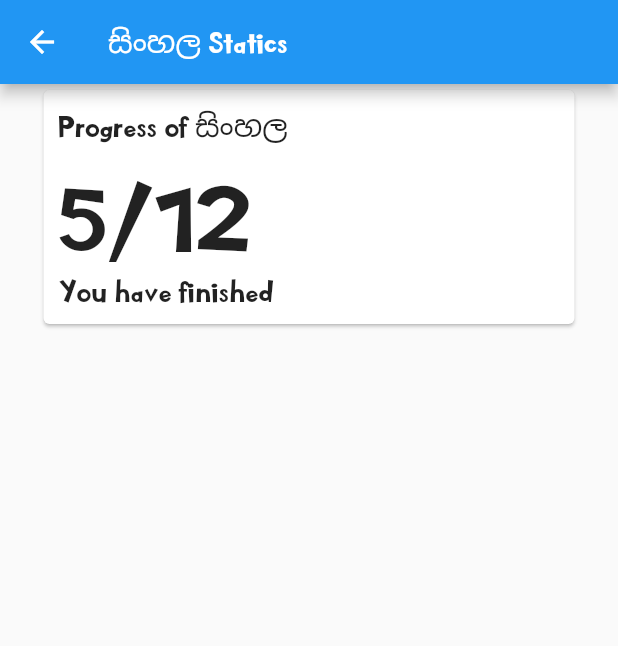
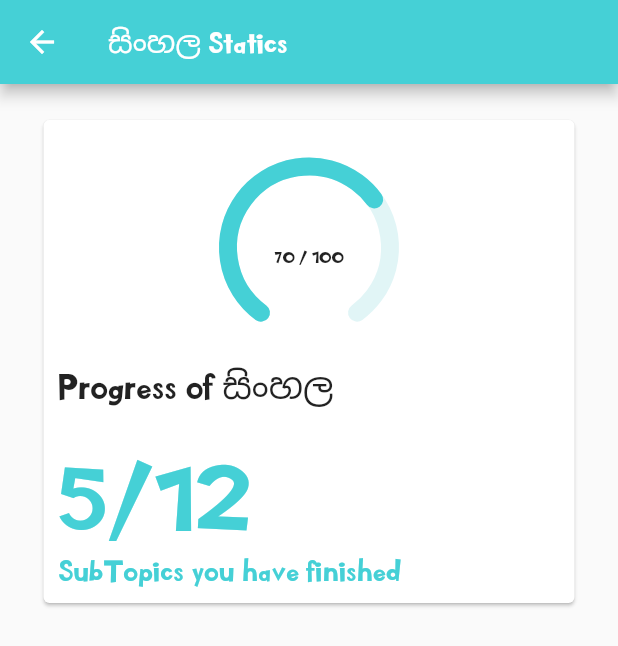
Before and after one commit to Dinamu-Paha/Mobile-app, a Flutter app: the SubjectStats screen opened directly, on a phone screen of 412 x 824 dp. Shown: the top 646 px of the screen. Run offline on Flutter 3.47's test engine with Material 2 defaults, Android fonts, the phone set to English and light mode, and no system bars; drawn by our look-alikes of syncfusion_flutter_gauges; our stand-ins replace charts_flutter, date_field.

Commit message:
Subject stat page

```diff
--- a/dinamu_paha/lib/Screens/home.dart
+++ b/dinamu_paha/lib/Screens/home.dart
@@ -1,8 +1,4 @@
 import 'package:dinamu_paha/Screens/landing.dart';
-import 'package:dinamu_paha/Screens/signIn.dart';
-import 'package:dinamu_paha/Screens/studentDash.dart';
-import 'package:dinamu_paha/Screens/studentEditProfile.dart';
-import 'package:dinamu_paha/Screens/studentProfile.dart';
 import 'package:flutter/material.dart';
 
 
--- a/dinamu_paha/lib/Screens/singUp.dart
+++ b/dinamu_paha/lib/Screens/singUp.dart
@@ -1,6 +1,5 @@
 import 'dart:convert';
 import 'dart:core';
-import 'dart:ffi';
 
 import 'package:dinamu_paha/Screens/signIn.dart';
 import 'package:flutter/material.dart';
--- a/dinamu_paha/lib/Screens/studentSubjectStat.dart
+++ b/dinamu_paha/lib/Screens/studentSubjectStat.dart
@@ -1,6 +1,10 @@
+import 'dart:async';
+
+import 'package:dinamu_paha/Component/colors.dart';
 import 'package:dinamu_paha/Screens/studentProfile.dart';
 import 'package:flutter/cupertino.dart';
 import 'package:flutter/material.dart';
+import 'package:syncfusion_flutter_gauges/gauges.dart';
 
 class SubjectStats extends StatefulWidget {
   var title;
@@ -11,10 +15,30 @@ class SubjectStats extends StatefulWidget {
 }
 
 class _SubjectStatsState extends State<SubjectStats> {
+  double progressValue = 0;
+  late Timer _timer;
+
+  @override
+  // void initState() {
+  //   super.initState();
+  //   if (mounted) {
+  //     _timer = Timer.periodic(const Duration(milliseconds: 1000), (Timer _timer) {
+  //       setState(() {
+  //         if (progressValue == 100) {
+  //           progressValue = 0;
+  //         } else {
+  //           progressValue++;
+  //         }
+  //       });
+  //     });
+  //   }
+  // }
+  double _icounter = 70; // to load progress bar
   @override
   Widget build(BuildContext context) {
     return Scaffold(
       appBar: AppBar(
+        backgroundColor: AppColor.appBColor,
         title: Text("${widget.title} Statics"),
         leading: IconButton(
           icon: Icon(Icons.arrow_back),
@@ -37,6 +61,9 @@ class _SubjectStatsState extends State<SubjectStats> {
                 // mainAxisAlignment: MainAxisAlignment.center,
                 crossAxisAlignment: CrossAxisAlignment.center,
                 children: [
+                  SizedBox(
+                    height: 20,
+                  ),
                   Container(
                     width: MediaQuery.of(context).size.width-50,
                     child: Card(
@@ -46,22 +73,66 @@ class _SubjectStatsState extends State<SubjectStats> {
                           mainAxisAlignment: MainAxisAlignment.center,
                           crossAxisAlignment: CrossAxisAlignment.center,
                           children: [
+                            Container(
+                              height: 150,
+                              width: 150,
+                              decoration: BoxDecoration(
+                                  borderRadius: BorderRadius.circular(10.0)
+                              ),
+                              child: SfRadialGauge(
+                                enableLoadingAnimation: true,
+                                  animationDuration: 3000,
+                                  axes: [
+                                    RadialAxis(
+                                        minimum: 0,
+                                        maximum: 100,
+                                        showLabels: false,
+                                        showTicks: false,
+                                        startAngle: 120,
+                                        endAngle: 60,
+                                        radiusFactor: 0.8,
+                                        axisLineStyle: AxisLineStyle(
+                                          thickness: 0.2,
+                                          cornerStyle: CornerStyle.bothCurve,
+                                          color: Color.fromARGB(30, 0, 169, 181),
+                                          thicknessUnit: GaugeSizeUnit.factor,
+                                        ),
+                                        pointers: [
+                                          RangePointer(
+                                            color: AppColor.appBColor,
+                                            value: _icounter,
+                                            cornerStyle: CornerStyle.bothCurve,
+                                            width: 0.2,
+                                            sizeUnit: GaugeSizeUnit.factor,
+                                          ),
+
+                                        ],
+                                        annotations: [
+                                          GaugeAnnotation(
+                                              positionFactor: 0.1,
+                                              angle: 90,
+                                              widget: Text(_icounter.toStringAsFixed(0) + ' / 100', style: TextStyle(fontSize: 11),))
+                                        ]
+                                    )
+                                  ]
+                              ),
+                            ),
                             Row(
                               children: [
-                                Text("Progress of ${widget.title}",style: TextStyle(fontSize: 20),)
+                                Text("Progress of ${widget.title}",style: TextStyle(fontSize: 24),)
                               ],
                             ),
                             SizedBox(
-                              height: 10,
+                              height: 20,
                             ),
                             Row(
                               children: [
-                                Text("5/12",style: TextStyle(fontSize: 60),)
+                                Text("5/12",style: TextStyle(fontSize: 60, color: AppColor.appBColor),)
                               ],
                             ),
                             Row(
                               children: [
-                                Text("You have finished",style: TextStyle(fontSize: 20),)
+                                Text("SubTopics you have finished",style: TextStyle(fontSize: 20, color: AppColor.appBColor),)
                               ],
                             ),
 
--- a/dinamu_paha/lib/main.dart
+++ b/dinamu_paha/lib/main.dart
@@ -1,11 +1,5 @@
-import 'package:dinamu_paha/Screens/signIn.dart';
 import 'package:flutter/material.dart';
-import 'Screens/singUp.dart';
-import 'Screens/subject_UI.dart';
-import 'Screens/Sub_topic_UI.dart';
-
 import 'Screens/home.dart';
-import 'Screens/studentDash.dart';
 
 void main() {
   runApp(const MyApp());
@@ -25,7 +19,7 @@ class MyApp extends StatelessWidget {
         primarySwatch: Colors.blue,
       ),
 
-      home: SignInPage(),
+      home: HomePage(),
     );
   }
 }
--- a/dinamu_paha/pubspec.yaml
+++ b/dinamu_paha/pubspec.yaml
@@ -38,6 +38,7 @@ dependencies:
   cupertino_icons: ^1.0.2
   http: ^0.13.5
   charts_flutter: ^0.12.0
+  syncfusion_flutter_gauges: ^20.2.44
 
 
 dev_dependencies:
```
Also changed, not shown: dinamu_paha/pubspec.lock.
